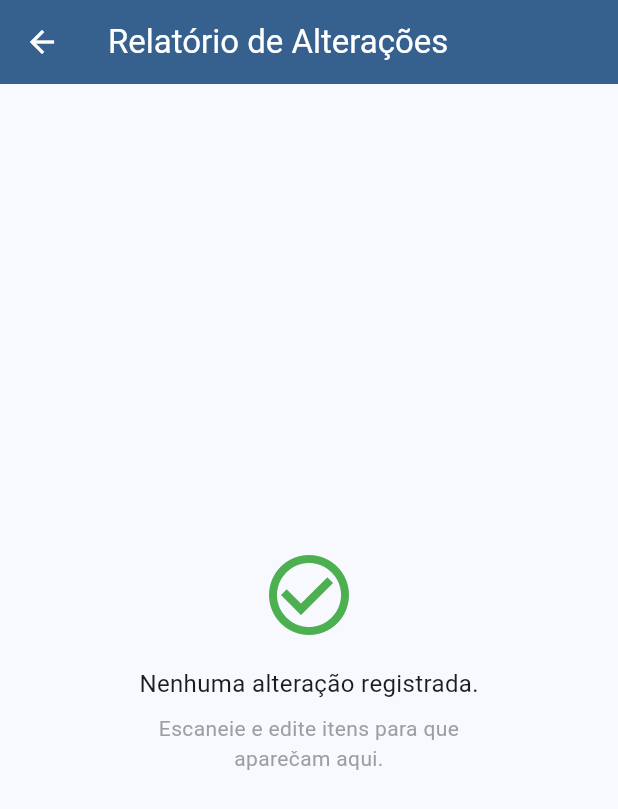
After one commit to mvmvasconcelos/controle-patrimonio, a Flutter app: the screen it shows after launch, after a tap on the "table chart" icon, on a phone screen of 412 x 824 dp. The commit adds this screen. Shown: the top 809 px of the screen. Run offline on Flutter 3.47's test engine with Material 3 defaults, Android fonts, the phone set to English and light mode, and no system bars; our stand-ins replace audioplayers, connectivity_plus, dio, hive, hive_flutter, open_filex and 4 more; missing offline and left inert: excel, install_plugin, mobile_scanner; accounts and stored records are empty; network calls fail.

Commit message:
fix: dívida técnica

```diff
--- a/lib/main.dart
+++ b/lib/main.dart
@@ -5,6 +5,7 @@ import 'providers/patrimonio_provider.dart';
 import 'providers/update_provider.dart';
 import 'screens/home_page.dart';
 import 'screens/about_page.dart';
+import 'screens/report_page.dart';
 
 void main() async {
   WidgetsFlutterBinding.ensureInitialized();
@@ -34,6 +35,7 @@ class MyApp extends StatelessWidget {
         home: const HomePage(),
         routes: {
           '/about': (context) => const AboutPage(),
+          '/report': (context) => const ReportPage(),
         },
       ),
     );
--- a/lib/screens/home_page.dart
+++ b/lib/screens/home_page.dart
@@ -12,8 +12,6 @@ class HomePage extends StatefulWidget {
 }
 
 class _HomePageState extends State<HomePage> {
-  String? _selectedSala;
-
   @override
   void initState() {
     super.initState();
@@ -35,6 +33,41 @@ class _HomePageState extends State<HomePage> {
             icon: const Icon(Icons.sync),
             onPressed: _syncData,
             tooltip: 'Sincronizar dados',
+          ),
+          Consumer<PatrimonioProvider>(
+            builder: (context, provider, _) {
+              final count = provider.patrimonios.where((p) => p.isModified).length;
+              return Stack(
+                alignment: Alignment.center,
+                children: [
+                  IconButton(
+                    icon: const Icon(Icons.table_chart),
+                    onPressed: () => Navigator.pushNamed(context, '/report'),
+                    tooltip: 'Relatório de alterações',
+                  ),
+                  if (count > 0)
+                    Positioned(
+                      right: 6,
+                      top: 6,
+                      child: Container(
+                        padding: const EdgeInsets.all(3),
+                        decoration: const BoxDecoration(
+                          color: Colors.red,
+                          shape: BoxShape.circle,
+                        ),
+                        child: Text(
+                          '$count',
+                          style: const TextStyle(
+                            color: Colors.white,
+                            fontSize: 10,
+                            fontWeight: FontWeight.bold,
+                          ),
+                        ),
+                      ),
+                    ),
+                ],
+              );
+            },
           ),
           IconButton(
             icon: const Icon(Icons.info),
@@ -227,6 +260,7 @@ class _HomePageState extends State<HomePage> {
   }
 
   Future<void> _startIndividualScan(BuildContext context) async {
+    final navigator = Navigator.of(context);
     final sala = await _showSalaSelectionDialog(context);
     if (!mounted) return;
 
@@ -236,8 +270,7 @@ class _HomePageState extends State<HomePage> {
     // sala == ''  => usuário confirmou sem selecionar sala -> passamos null
     final selectedSala = sala.isEmpty ? null : sala;
 
-    Navigator.push(
-      context,
+    navigator.push(
       MaterialPageRoute(
         builder: (context) => IndividualScanPage(selectedSala: selectedSala),
       ),
@@ -245,6 +278,7 @@ class _HomePageState extends State<HomePage> {
   }
 
   Future<void> _startBatchScan(BuildContext context) async {
+    final navigator = Navigator.of(context);
     final sala = await _showSalaSelectionDialog(context);
     if (!mounted) return;
 
@@ -252,8 +286,7 @@ class _HomePageState extends State<HomePage> {
 
     final selectedSala = sala.isEmpty ? null : sala;
 
-    Navigator.push(
-      context,
+    navigator.push(
       MaterialPageRoute(
         builder: (context) => BatchScanPage(selectedSala: selectedSala),
       ),
--- /dev/null
+++ b/lib/screens/report_page.dart
@@ -0,0 +1,180 @@
+import 'package:flutter/material.dart';
+import 'package:open_filex/open_filex.dart';
+import 'package:provider/provider.dart';
+import '../models/patrimonio.dart';
+import '../providers/patrimonio_provider.dart';
+import '../services/report_service.dart';
+
+class ReportPage extends StatefulWidget {
+  const ReportPage({super.key});
+
+  @override
+  State<ReportPage> createState() => _ReportPageState();
+}
+
+class _ReportPageState extends State<ReportPage> {
+  bool _isGenerating = false;
+
+  Future<void> _generateAndOpen(List<Patrimonio> items) async {
+    setState(() => _isGenerating = true);
+    try {
+      final file = await ReportService.generateReport(items);
+      if (!mounted) return;
+
+      final messenger = ScaffoldMessenger.of(context);
+      final result = await OpenFilex.open(file.path, type: 'application/vnd.openxmlformats-officedocument.spreadsheetml.sheet');
+
+      if (!mounted) return;
+
+      if (result.type != ResultType.done) {
+        messenger.showSnackBar(
+          SnackBar(
+            content: Text('Arquivo salvo em:\n${file.path}'),
+            duration: const Duration(seconds: 6),
+          ),
+        );
+      }
+    } catch (e) {
+      if (!mounted) return;
+      ScaffoldMessenger.of(context).showSnackBar(
+        SnackBar(content: Text('Erro ao gerar relatório: $e')),
+      );
+    } finally {
+      if (mounted) setState(() => _isGenerating = false);
+    }
+  }
+
+  @override
+  Widget build(BuildContext context) {
+    return Scaffold(
+      appBar: AppBar(
+        title: const Text('Relatório de Alterações'),
+        backgroundColor: Theme.of(context).colorScheme.primary,
+        foregroundColor: Theme.of(context).colorScheme.onPrimary,
+      ),
+      body: Consumer<PatrimonioProvider>(
+        builder: (context, provider, _) {
+          final modified = provider.patrimonios
+              .where((p) => p.isModified)
+              .toList();
+
+          if (modified.isEmpty) {
+            return const Center(
+              child: Column(
+                mainAxisAlignment: MainAxisAlignment.center,
+                children: [
+                  Icon(Icons.check_circle_outline, size: 64, color: Colors.green),
+                  SizedBox(height: 16),
+                  Text(
+                    'Nenhuma alteração registrada.',
+                    style: TextStyle(fontSize: 16),
+                  ),
+                  SizedBox(height: 8),
+                  Text(
+                    'Escaneie e edite itens para que\naparečam aqui.',
+                    textAlign: TextAlign.center,
+                    style: TextStyle(color: Colors.grey),
+                  ),
+                ],
+              ),
+            );
+          }
+
+          return Column(
+            crossAxisAlignment: CrossAxisAlignment.stretch,
+            children: [
+              // Resumo
+              Container(
+                color: Theme.of(context).colorScheme.primaryContainer,
+                padding: const EdgeInsets.symmetric(horizontal: 16, vertical: 12),
+                child: Row(
+                  children: [
+                    Icon(
+                      Icons.edit_note,
+                      color: Theme.of(context).colorScheme.onPrimaryContainer,
+                    ),
+                    const SizedBox(width: 8),
+                    Text(
+                      '${modified.length} ${modified.length == 1 ? 'item alterado' : 'itens alterados'}',
+                      style: TextStyle(
+                        fontWeight: FontWeight.bold,
+                        color: Theme.of(context).colorScheme.onPrimaryContainer,
+                      ),
+                    ),
+                  ],
+                ),
+              ),
+
+              // Lista de itens modificados
+              Expanded(
+                child: ListView.separated(
+                  padding: const EdgeInsets.all(8),
+                  itemCount: modified.length,
+                  separatorBuilder: (_, __) => const Divider(height: 1),
+                  itemBuilder: (context, index) {
+                    final p = modified[index];
+                    final fields = p.modifiedFields ?? {};
+                    return ListTile(
+                      leading: CircleAvatar(
+                        backgroundColor: Colors.amber.shade100,
+                        child: const Icon(Icons.edit, color: Colors.amber, size: 18),
+                      ),
+                      title: Text(
+                        p.numeroPatrimonio,
+                        style: const TextStyle(fontWeight: FontWeight.bold),
+                      ),
+                      subtitle: Column(
+                        crossAxisAlignment: CrossAxisAlignment.start,
+                        children: [
+                          Text(
+                            p.descricao,
+                            maxLines: 1,
+                            overflow: TextOverflow.ellipsis,
+                            style: const TextStyle(fontSize: 12),
+                          ),
+                          if (fields.isNotEmpty)
+                            Text(
+                              'Campos: ${fields.keys.join(', ')}',
+                              style: const TextStyle(
+                                fontSize: 11,
+                                color: Colors.orange,
+                              ),
+                            ),
+                        ],
+                      ),
+                      isThreeLine: fields.isNotEmpty,
+                    );
+                  },
+                ),
+              ),
+
+              // Botão gerar
+              Padding(
+                padding: const EdgeInsets.all(16),
+                child: ElevatedButton.icon(
+                  onPressed: _isGenerating ? null : () => _generateAndOpen(modified),
+                  icon: _isGenerating
+                      ? const SizedBox(
+                          width: 18,
+                          height: 18,
+                          child: CircularProgressIndicator(strokeWidth: 2),
+                        )
+                      : const Icon(Icons.table_chart),
+                  label: Text(
+                    _isGenerating ? 'Gerando planilha...' : 'Gerar Planilha SUAP (.xlsx)',
+                  ),
+                  style: ElevatedButton.styleFrom(
+                    backgroundColor: Colors.green,
+                    foregroundColor: Colors.white,
+                    padding: const EdgeInsets.symmetric(vertical: 14),
+                    textStyle: const TextStyle(fontSize: 16, fontWeight: FontWeight.bold),
+                  ),
+                ),
+              ),
+            ],
+          );
+        },
+      ),
+    );
+  }
+}
```
Also changed, not shown: docs/Relatorio.csv (+18 -23 lines), lib/config/app_info.dart (+4 -4 lines), lib/providers/update_provider.dart (+4 -4 lines), lib/screens/about_page.dart (+4 -4 lines), lib/screens/batch_scan_page.dart (+7 -78 lines), lib/services/report_service.dart (added, +97 -0 lines), lib/services/update_service.dart (+5 -3 lines), pubspec.yaml (+5 -6 lines), pubspec.lock, 5 other files.
